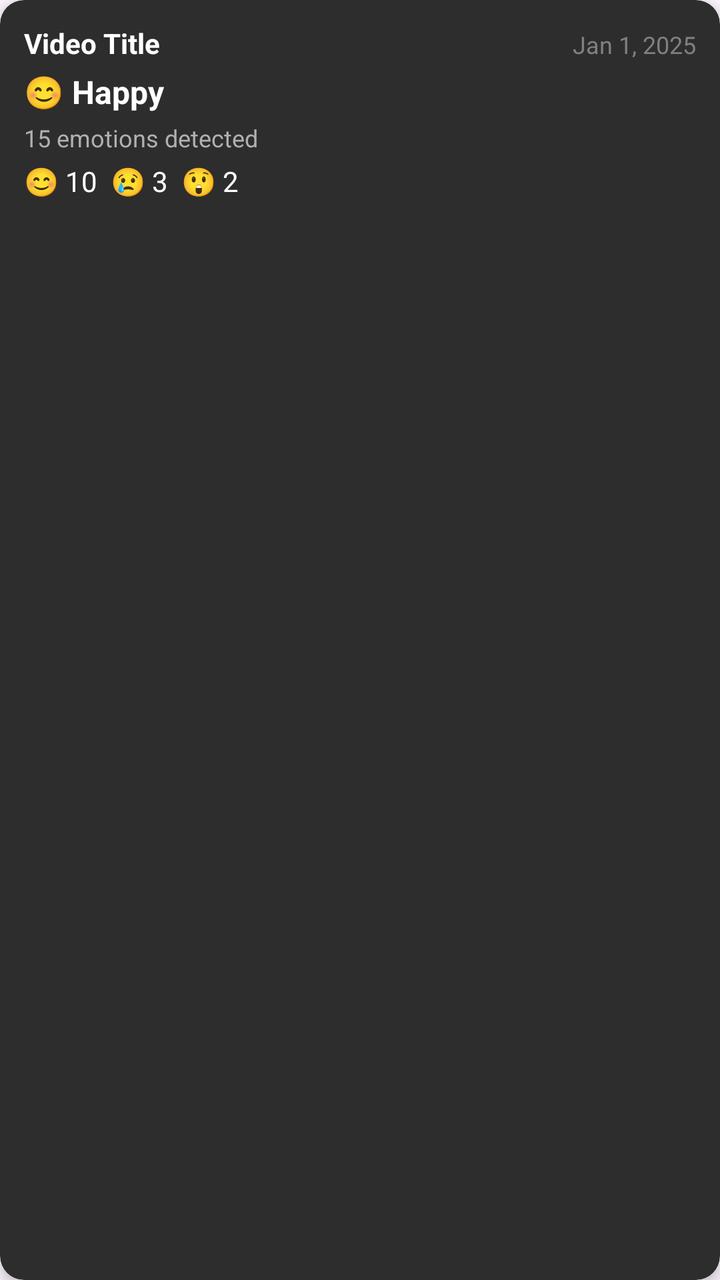
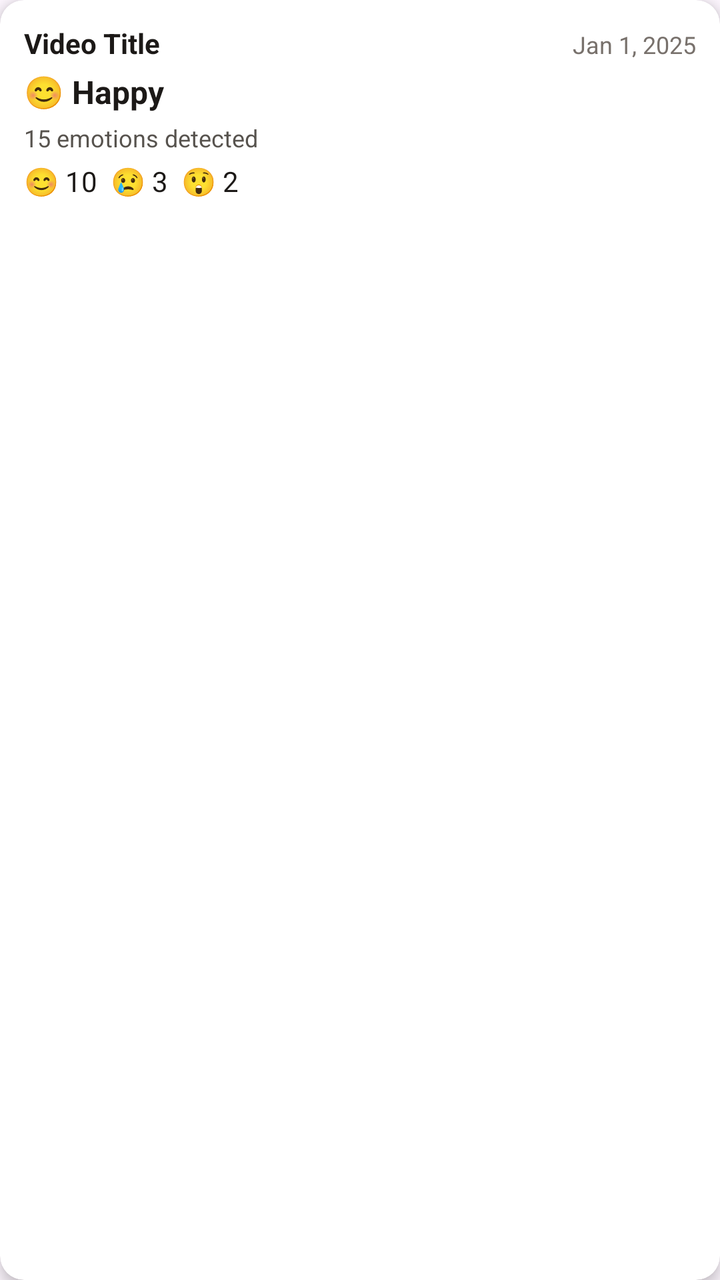

Compare the two renders of this Android layout. The source of the first and the diff that turns it into the second are given below.
<!-- AndroidManifest.xml: application theme Theme.RecallLive -->
<!-- res/layout/item_video_emotion.xml -->
<?xml version="1.0" encoding="utf-8"?>
<androidx.cardview.widget.CardView xmlns:android="http://schemas.android.com/apk/res/android"
    xmlns:app="http://schemas.android.com/apk/res-auto"
    android:layout_width="match_parent"
    android:layout_height="wrap_content"
    android:layout_marginBottom="8dp"
    app:cardCornerRadius="12dp"
    app:cardElevation="4dp"
    app:cardBackgroundColor="#2D2D2D"
    android:clickable="true"
    android:focusable="true"
    android:foreground="?attr/selectableItemBackground">

    <LinearLayout
        android:layout_width="match_parent"
        android:layout_height="wrap_content"
        android:orientation="vertical"
        android:padding="12dp">

        
        <LinearLayout
            android:layout_width="match_parent"
            android:layout_height="wrap_content"
            android:orientation="horizontal"
            android:layout_marginBottom="4dp">

            <TextView
                android:id="@+id/tv_video_title"
                android:layout_width="0dp"
                android:layout_height="wrap_content"
                android:layout_weight="1"
                android:text="Video Title"
                android:textSize="14sp"
                android:textColor="#FFFFFF"
                android:textStyle="bold"
                android:ellipsize="end"
                android:maxLines="1" />

            <TextView
                android:id="@+id/tv_video_date"
                android:layout_width="wrap_content"
                android:layout_height="wrap_content"
                android:text="Jan 1, 2025"
                android:textSize="12sp"
                android:textColor="#808080"
                android:layout_marginStart="8dp" />

        </LinearLayout>

        
        <TextView
            android:id="@+id/tv_top_emotion"
            android:layout_width="wrap_content"
            android:layout_height="wrap_content"
            android:text="😊 Happy"
            android:textSize="16sp"
            android:textStyle="bold"
            android:textColor="#FFFFFF"
            android:layout_marginBottom="4dp" />

        
        <TextView
            android:id="@+id/tv_emotion_count"
            android:layout_width="wrap_content"
            android:layout_height="wrap_content"
            android:text="15 emotions detected"
            android:textSize="12sp"
            android:textColor="#B0B0B0"
            android:layout_marginBottom="4dp" />

        
        <TextView
            android:id="@+id/tv_emotion_breakdown"
            android:layout_width="match_parent"
            android:layout_height="wrap_content"
            android:text="😊 10  😢 3  😲 2"
            android:textSize="14sp"
            android:textColor="#FFFFFF" />

    </LinearLayout>

</androidx.cardview.widget.CardView>
<!-- resources referenced by this layout -->
<resources>
  <style name="Theme.RecallLive" parent="Base.Theme.RecallLive" />
  <style name="Base.Theme.RecallLive" parent="Theme.Material3.DayNight.NoActionBar">
          
          
      </style>
</resources>

<!-- the commit's change to res/layout/item_video_emotion.xml (unified diff, before → after) -->
@@ -6,7 +6,7 @@
     android:layout_marginBottom="8dp"
     app:cardCornerRadius="12dp"
     app:cardElevation="4dp"
-    app:cardBackgroundColor="#2D2D2D"
+    app:cardBackgroundColor="#FFFFFF"
     android:clickable="true"
     android:focusable="true"
     android:foreground="?attr/selectableItemBackground">
@@ -31,7 +31,7 @@
                 android:layout_weight="1"
                 android:text="Video Title"
                 android:textSize="14sp"
-                android:textColor="#FFFFFF"
+                android:textColor="#1C1917"
                 android:textStyle="bold"
                 android:ellipsize="end"
                 android:maxLines="1" />
@@ -42,7 +42,7 @@
                 android:layout_height="wrap_content"
                 android:text="Jan 1, 2025"
                 android:textSize="12sp"
-                android:textColor="#808080"
+                android:textColor="#78716C"
                 android:layout_marginStart="8dp" />
 
         </LinearLayout>
@@ -55,7 +55,7 @@
             android:text="😊 Happy"
             android:textSize="16sp"
             android:textStyle="bold"
-            android:textColor="#FFFFFF"
+            android:textColor="#1C1917"
             android:layout_marginBottom="4dp" />
 
         
@@ -65,7 +65,7 @@
             android:layout_height="wrap_content"
             android:text="15 emotions detected"
             android:textSize="12sp"
-            android:textColor="#B0B0B0"
+            android:textColor="#57534E"
             android:layout_marginBottom="4dp" />
 
         
@@ -75,7 +75,7 @@
             android:layout_height="wrap_content"
             android:text="😊 10  😢 3  😲 2"
             android:textSize="14sp"
-            android:textColor="#FFFFFF" />
+            android:textColor="#1C1917" />
 
     </LinearLayout>
 
